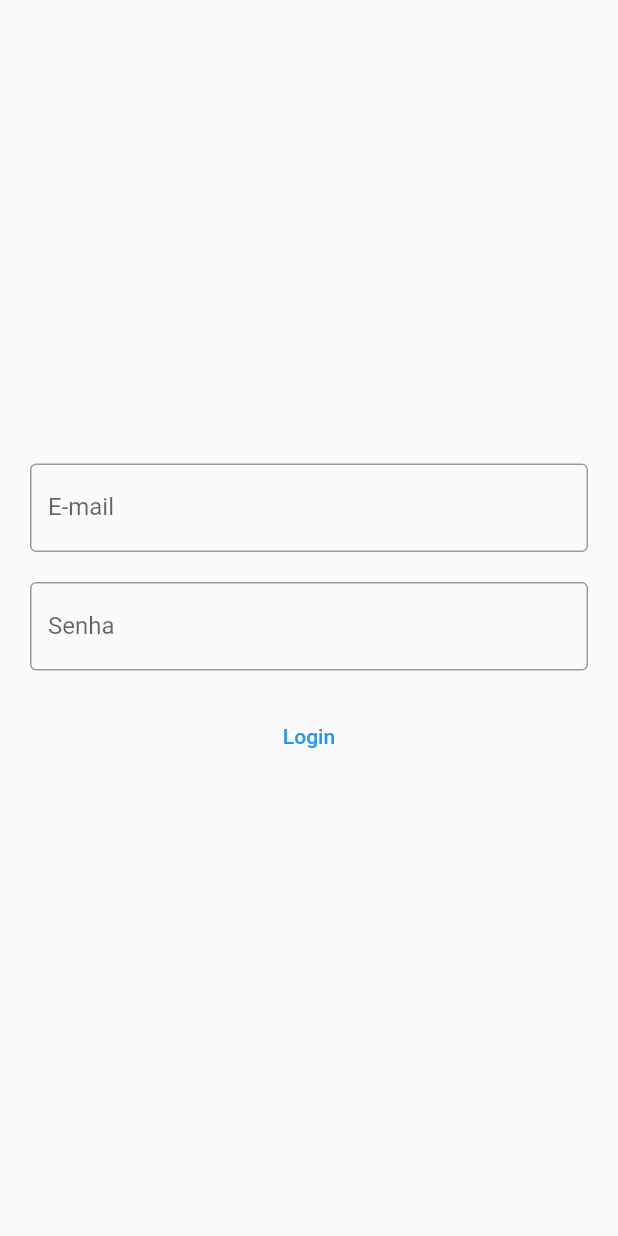
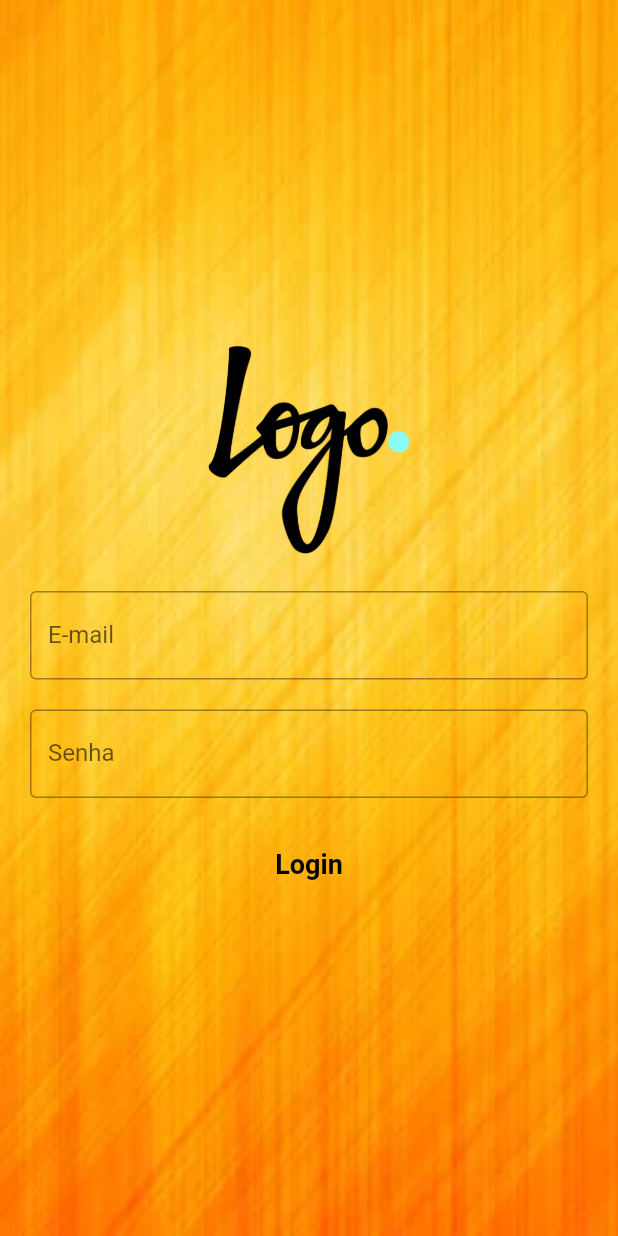
Before and after one commit to erisvaldocorreia2/curso_flutterando, a Flutter app: the screen it shows after launch, on a phone screen of 412 x 824 dp. Run offline on Flutter 3.47's test engine with Material 2 defaults, Android fonts, the phone set to English and light mode, and no system bars.

Commit message:
feat: aula sobre stack e uso de imagens

```diff
--- a/lib/curso/aula_formularios/login_page.dart
+++ b/lib/curso/aula_formularios/login_page.dart
@@ -41,7 +41,15 @@ class _MyPageState extends State<MyPage> {
   @override
   Widget build(BuildContext context) {
     return Scaffold(
-      body: Center(
+      body: Stack(
+        children: [
+          // Caso desejar usar uma imagem online, podemos usar o Image.network
+          Image.asset(
+            'assets/fundo.jpg',
+            fit: BoxFit.cover,
+            height: 1000,
+          ),
+          Center(
             // SingleChildScrollView habilita um scroll na tela, permitindo que
             // tenhamos elementos que ultrapassem o tamanho total da tela
             child: SingleChildScrollView(
@@ -50,6 +58,13 @@ class _MyPageState extends State<MyPage> {
                 child: Column(
                   mainAxisAlignment: MainAxisAlignment.center,
                   children: [
+                    SizedBox(
+                      // Image.asset nos permite utilizar imagens declaradas no projeto
+                      child: Image.asset('assets/logo.png'),
+                      height: 150,
+                      width: 150,
+                    ),
+                    const SizedBox(height: 20),
                     // TextField é um widget que podemos usar para coletar textos
                     // fornecidos pelo usuário
                     TextField(
@@ -104,12 +119,24 @@ class _MyPageState extends State<MyPage> {
                           print('Login Invalido');
                         }
                       },
-                    child: const Text('Login')),
+                      child: const Text(
+                        'Login',
+                        style: TextStyle(
+                          // com o TextStyles podemos adicionar configurações
+                          // de estilo ao texto.
+                          color: Colors.black,
+                          fontSize: 18,
+                          fontWeight: FontWeight.bold,
+                        ),
+                      ),
+                    ),
                   ],
                 ),
               ),
             ),
           ),
+        ],
+      ),
     );
   }
 }
--- a/pubspec.yaml
+++ b/pubspec.yaml
@@ -58,8 +58,9 @@ flutter:
   uses-material-design: true
 
   # To add assets to your application, add an assets section, like this:
-  # assets:
-  #   - images/a_dot_burr.jpeg
+  assets:
+    - assets/fundo.jpg
+    - assets/logo.png
   #   - images/a_dot_ham.jpeg
 
   # An image asset can refer to one or more resolution-specific "variants", see
```
Also changed, not shown: assets/fundo.jpg (added), assets/logo.png (added). Lines whose indentation alone changed are shown as unchanged.
